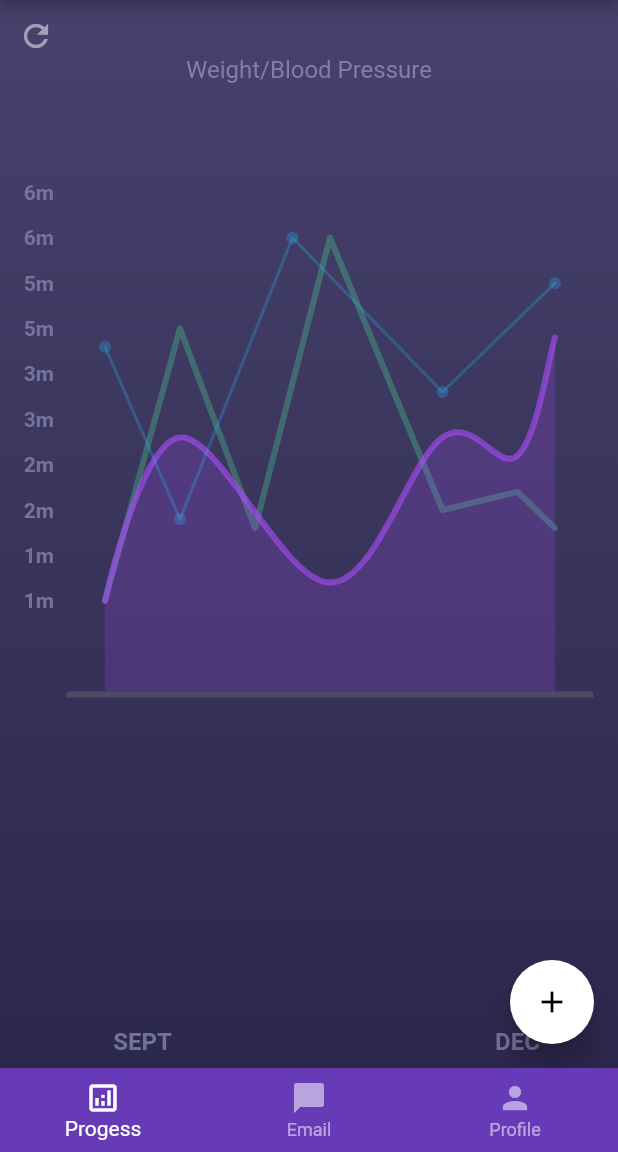
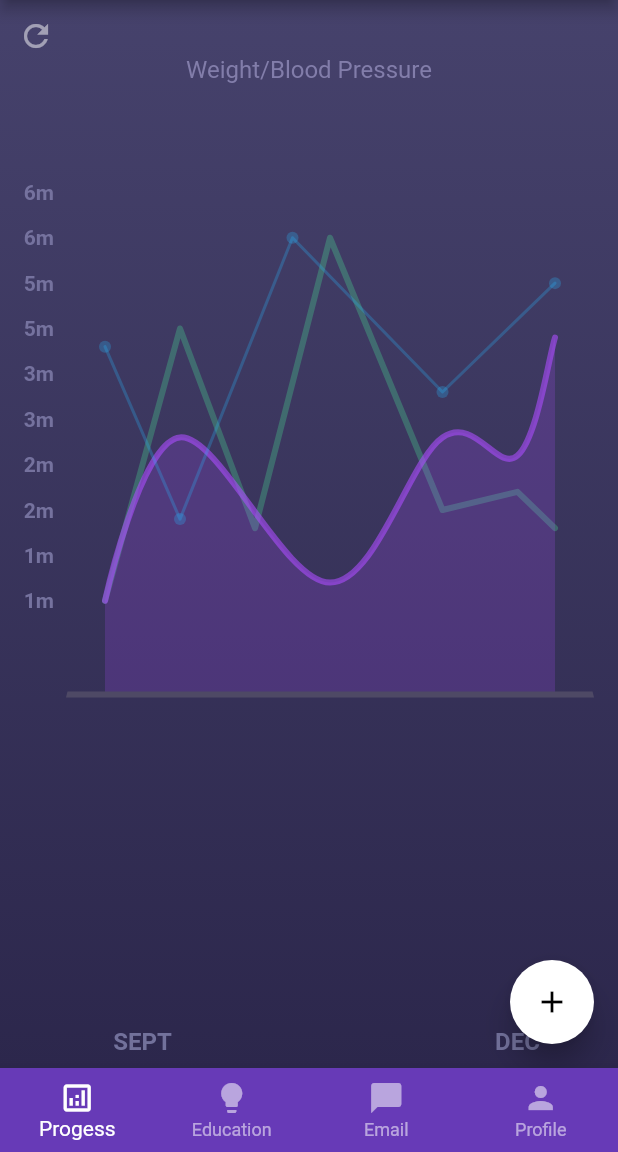
Before and after one commit to blakepennington97/TERM, a Flutter app: the MyStatefulWidget screen opened by its route, after a tap on the "refresh" icon, on a phone screen of 412 x 824 dp, the part 84-1236 px from its top. Run offline on Flutter 3.47's test engine with Material 2 defaults, Android fonts, the phone set to English and light mode, and no system bars; drawn by our look-alikes of fl_chart, flutter_speed_dial; our stand-ins replace numberpicker, shared_preferences; accounts and stored records are empty.

Commit message:
integrated tosh's education tab

```diff
--- /dev/null
+++ b/term_app/lib/education.dart
@@ -0,0 +1,14 @@
+import 'package:flutter/material.dart';
+
+class Education extends StatelessWidget {
+ final Color color;
+
+ Education(this.color);
+
+ @override
+ Widget build(BuildContext context) {
+   return Container(
+     color: color,
+   );
+ }
+}
--- a/term_app/lib/home.dart
+++ b/term_app/lib/home.dart
@@ -1,6 +1,7 @@
 import 'progress.dart';
 import 'email.dart';
 import 'profile.dart';
+import 'education.dart';
 import 'package:flutter/material.dart';
 
 /// This is the stateful widget that the main application instantiates.
@@ -17,6 +18,7 @@ class _MyStatefulWidgetState extends State<MyStatefulWidget> {
   TextStyle(fontSize: 30, fontWeight: FontWeight.bold);
   static List<Widget> _children = [
     InputButton(),
+    Education(Colors.black),
     Email(Colors.white),
     Profile()
   ];
@@ -24,7 +26,6 @@ class _MyStatefulWidgetState extends State<MyStatefulWidget> {
   void _onItemTapped(int index) {
     setState(() {
       _selectedIndex = index;
-      InputButton();
     });
   }
 
@@ -37,12 +38,17 @@ class _MyStatefulWidgetState extends State<MyStatefulWidget> {
       ),
       body: _children[_selectedIndex],
       bottomNavigationBar: BottomNavigationBar(
+        type: BottomNavigationBarType.fixed,
         backgroundColor: Colors.deepPurple,
         unselectedItemColor: Colors.white54,
         items: const <BottomNavigationBarItem>[
           BottomNavigationBarItem(
             icon: Icon(Icons.analytics_outlined),
             label: 'Progess',
+          ),
+          BottomNavigationBarItem(
+            icon: Icon(Icons.lightbulb),
+            label: 'Education',
           ),
           BottomNavigationBarItem(
             icon: Icon(Icons.messenger),
--- a/term_app/lib/progress.dart
+++ b/term_app/lib/progress.dart
@@ -494,7 +494,7 @@ class _UserInputState extends State<UserInput> {
                   FilteringTextInputFormatter.digitsOnly
                 ], // Only numbers can be entered
               ),
-              SizedBox(height: 30),
+              SizedBox(height: 30), // padding between the children
               new TextButton.icon(
                 icon: Icon(Icons.check),
                 label: Text(''),
```
